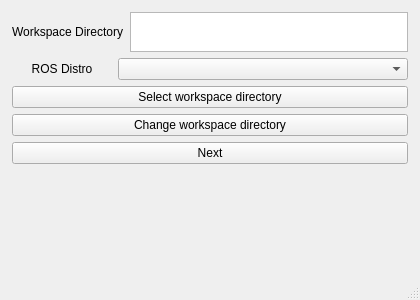
The window that workcell_builder/workcell_builder/gui/mainwindow.ui (Mukaram01/Easy_Manipulator_Improved) describes before a commit, drawn with Qt 5.
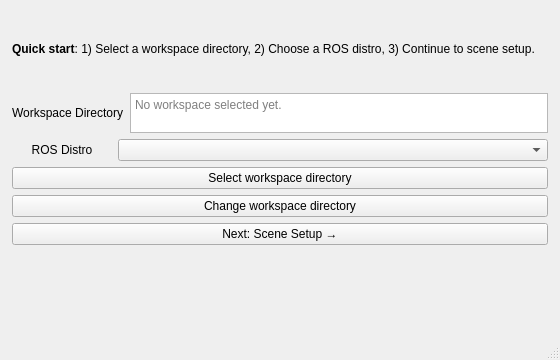
The same window after the commit.

Commit message: Improve workcell builder startup GUI guidance and status feedback

Diff of the .ui file:
```diff
--- a/workcell_builder/workcell_builder/gui/mainwindow.ui
+++ b/workcell_builder/workcell_builder/gui/mainwindow.ui
@@ -6,14 +6,14 @@
    <rect>
     <x>0</x>
     <y>0</y>
-    <width>420</width>
-    <height>300</height>
+    <width>560</width>
+    <height>360</height>
    </rect>
   </property>
   <property name="minimumSize">
    <size>
-    <width>380</width>
-    <height>280</height>
+    <width>520</width>
+    <height>330</height>
    </size>
   </property>
   <property name="windowTitle">
@@ -35,6 +35,16 @@
     </property>
     <item>
      <layout class="QVBoxLayout" name="verticalLayout">
+      <item>
+       <widget class="QLabel" name="quick_start_label">
+        <property name="text">
+         <string>&lt;b&gt;Quick start&lt;/b&gt;: 1) Select a workspace directory, 2) Choose a ROS distro, 3) Continue to scene setup.</string>
+        </property>
+        <property name="wordWrap">
+         <bool>true</bool>
+        </property>
+       </widget>
+      </item>
       <item>
        <layout class="QHBoxLayout" name="horizontalLayout">
         <item>
@@ -46,6 +56,12 @@
         </item>
         <item>
          <widget class="QTextBrowser" name="filepath">
+          <property name="placeholderText">
+           <string>No workspace selected yet.</string>
+          </property>
+          <property name="openExternalLinks">
+           <bool>false</bool>
+          </property>
           <property name="maximumSize">
            <size>
             <width>16777215</width>
@@ -109,7 +125,7 @@
          <string>Proceed to scene configuration</string>
         </property>
         <property name="text">
-         <string>Next</string>
+         <string>Next: Scene Setup →</string>
         </property>
        </widget>
       </item>
```
The commit also changes 1 other file.
